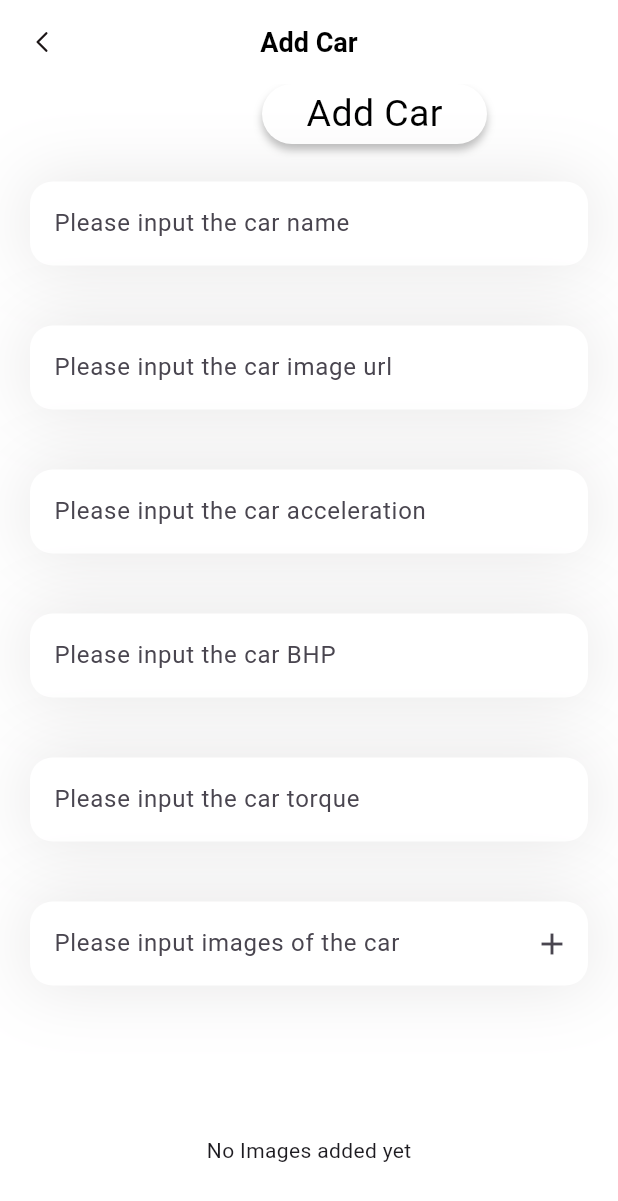
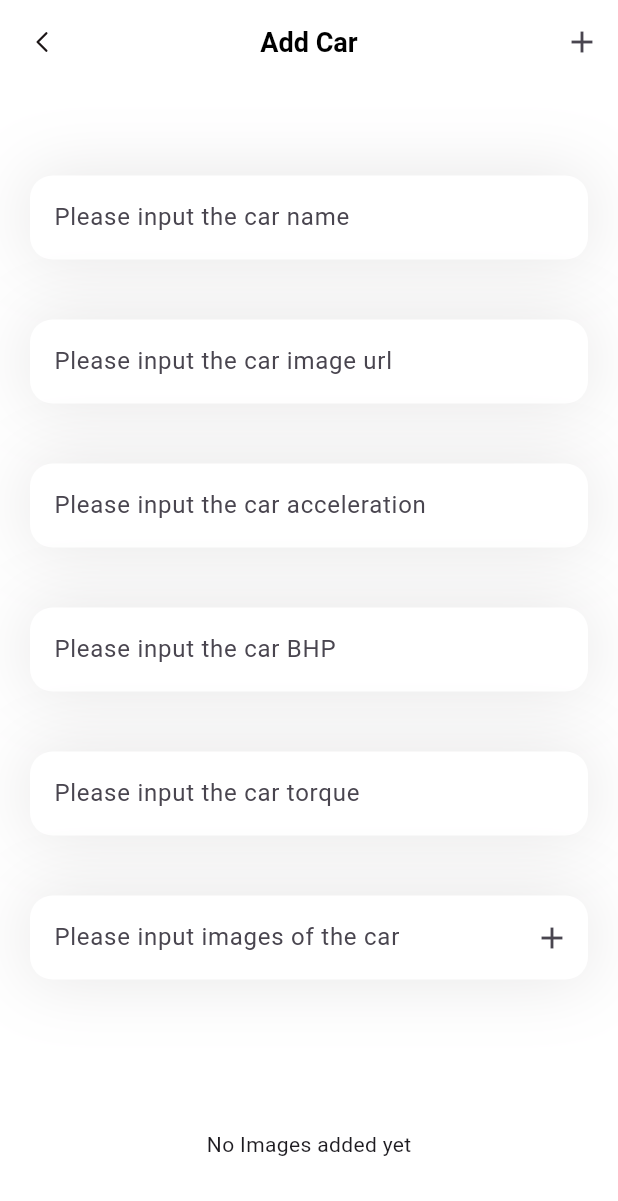
Before and after one commit to Dragospy/VehicleApp, a Flutter app: the addCarPage screen opened directly, on a phone screen of 412 x 824 dp. Shown: the top 1201 px of the screen. Run offline on Flutter 3.47's test engine with Material 3 defaults, Android fonts, the phone set to English and light mode, and no system bars; our stand-ins replace carousel_slider, cloud_firestore, firebase_core, flutter_svg; accounts and stored records are empty; generated files the repository leaves out were written again; Roboto replaces fonts that are missing (Popins).

Commit message:
Moved location/design of add car button

```diff
--- a/App/lib/pages/carAdd.dart
+++ b/App/lib/pages/carAdd.dart
@@ -89,7 +89,6 @@ class _addCarPageState extends State<addCarPage> {
                 fontSize: 25,
               ),
             ),
-            addCarButton(),
           ],
         ),
         SizedBox(
@@ -120,9 +119,10 @@ class _addCarPageState extends State<addCarPage> {
     );
   }
 
-  GestureDetector addCarButton() {
-    return GestureDetector(
-      onTap: () {
+  IconButton addCarButton() {
+    return IconButton(
+      icon: Icon(Icons.add),
+      onPressed: () {
         if (car.carName!.isEmpty ||
             car.carAcceleration!.isEmpty ||
             car.carBhp!.isEmpty ||
@@ -141,7 +141,6 @@ class _addCarPageState extends State<addCarPage> {
           displayError("");
         }
       },
-      child: button(150, 40, "Add Car")
     );
   }
 
@@ -250,6 +249,9 @@ class _addCarPageState extends State<addCarPage> {
           ),
         ),
       ),
+      actions: [
+        addCarButton(),
+      ],
     );
   }
 }
```
Also changed, not shown: 1 other file.
